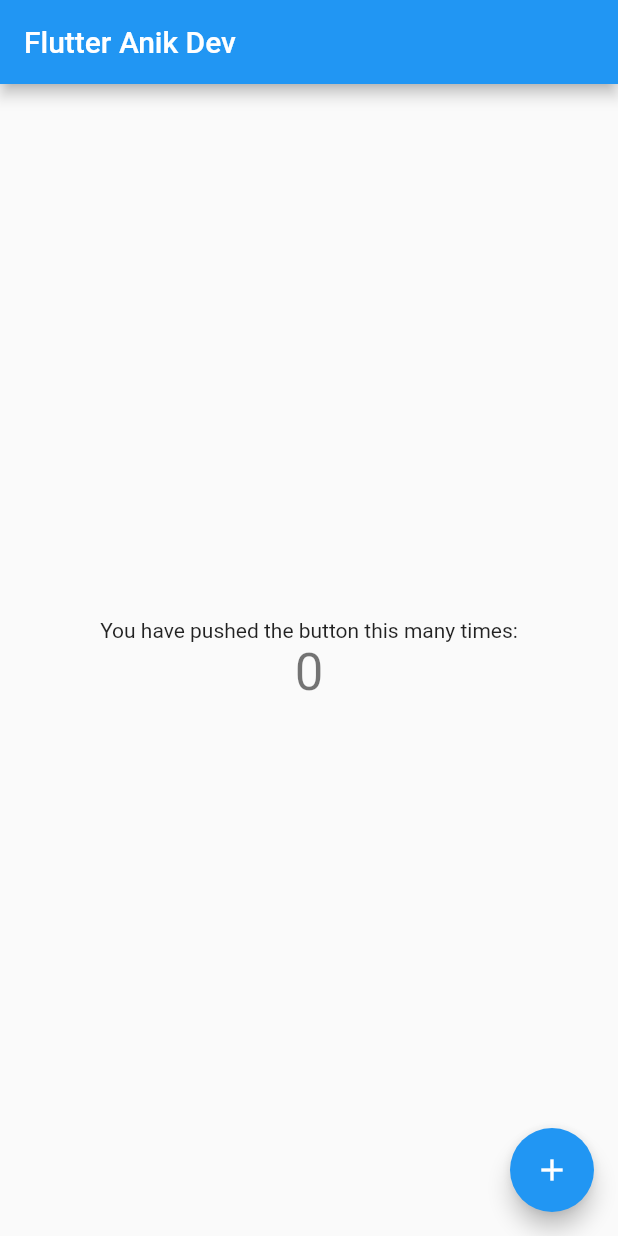
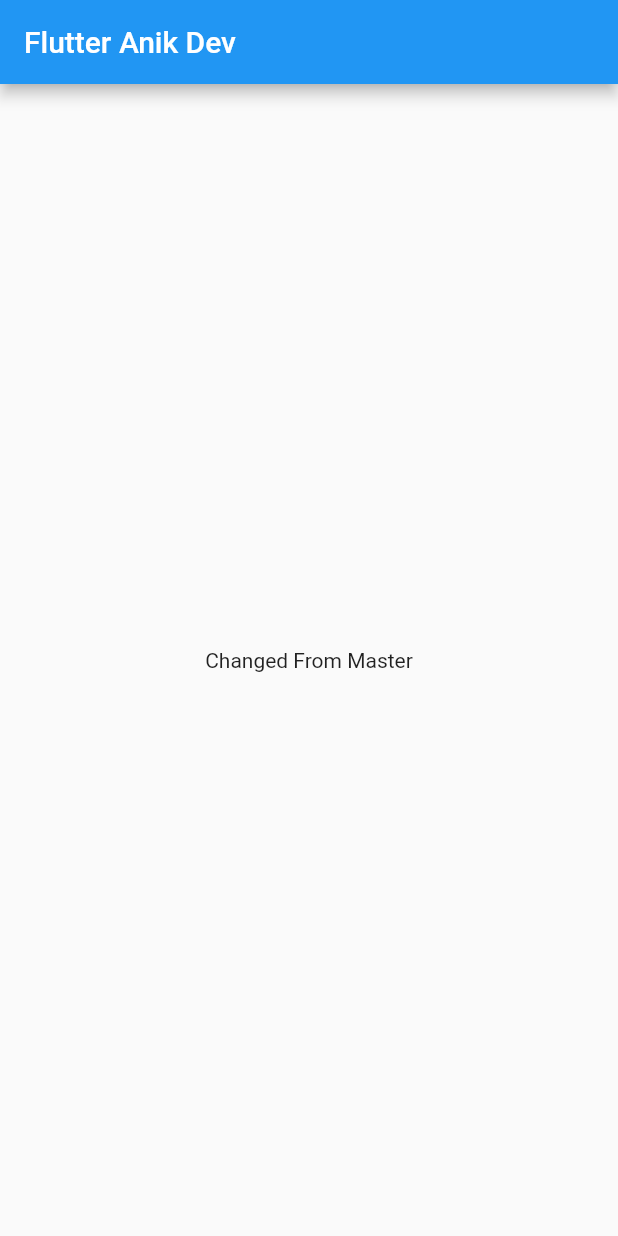
Before and after one commit to An19ik89/flutter_bloc, a Flutter app: the screen it shows after launch, on a phone screen of 412 x 824 dp. Run offline on Flutter 3.47's test engine with Material 2 defaults, Android fonts, the phone set to English and light mode, and no system bars.

Commit message:
changed from master

```diff
--- a/lib/main.dart
+++ b/lib/main.dart
@@ -5,114 +5,43 @@ void main() {
 }
 
 class MyApp extends StatelessWidget {
-  // This widget is the root of your application.
   @override
   Widget build(BuildContext context) {
     return MaterialApp(
       debugShowCheckedModeBanner: false,
       title: 'Flutter Demo',
       theme: ThemeData(
-        // This is the theme of your application.
-        //
-        // Try running your application with "flutter run". You'll see the
-        // application has a blue toolbar. Then, without quitting the app, try
-        // changing the primarySwatch below to Colors.green and then invoke
-        // "hot reload" (press "r" in the console where you ran "flutter run",
-        // or simply save your changes to "hot reload" in a Flutter IDE).
-        // Notice that the counter didn't reset back to zero; the application
-        // is not restarted.
         primarySwatch: Colors.blue,
-        // This makes the visual density adapt to the platform that you run
-        // the app on. For desktop platforms, the controls will be smaller and
-        // closer together (more dense) than on mobile platforms.
         visualDensity: VisualDensity.adaptivePlatformDensity,
       ),
-      home: MyHomePage(title: 'Flutter Anik Dev'),
+      home: MyHomePage(),
     );
   }
 }
 
 class MyHomePage extends StatefulWidget {
-  MyHomePage({Key key, this.title}) : super(key: key);
-
-  // This widget is the home page of your application. It is stateful, meaning
-  // that it has a State object (defined below) that contains fields that affect
-  // how it looks.
-
-  // This class is the configuration for the state. It holds the values (in this
-  // case the title) provided by the parent (in this case the App widget) and
-  // used by the build method of the State. Fields in a Widget subclass are
-  // always marked "final".
-
-  final String title;
-
   @override
   _MyHomePageState createState() => _MyHomePageState();
 }
 
 class _MyHomePageState extends State<MyHomePage> {
-  int _counter = 0;
-
-  void _incrementCounter() {
-    setState(() {
-      // This call to setState tells the Flutter framework that something has
-      // changed in this State, which causes it to rerun the build method below
-      // so that the display can reflect the updated values. If we changed
-      // _counter without calling setState(), then the build method would not be
-      // called again, and so nothing would appear to happen.
-      _counter++;
-    });
-  }
 
   @override
   Widget build(BuildContext context) {
-    // This method is rerun every time setState is called, for instance as done
-    // by the _incrementCounter method above.
-    //
-    // The Flutter framework has been optimized to make rerunning build methods
-    // fast, so that you can just rebuild anything that needs updating rather
-    // than having to individually change instances of widgets.
     return Scaffold(
       appBar: AppBar(
-        // Here we take the value from the MyHomePage object that was created by
-        // the App.build method, and use it to set our appbar title.
-        title: Text(widget.title),
+        title: Text('Flutter Anik Dev'),
       ),
       body: Center(
-        // Center is a layout widget. It takes a single child and positions it
-        // in the middle of the parent.
         child: Column(
-          // Column is also a layout widget. It takes a list of children and
-          // arranges them vertically. By default, it sizes itself to fit its
-          // children horizontally, and tries to be as tall as its parent.
-          //
-          // Invoke "debug painting" (press "p" in the console, choose the
-          // "Toggle Debug Paint" action from the Flutter Inspector in Android
-          // Studio, or the "Toggle Debug Paint" command in Visual Studio Code)
-          // to see the wireframe for each widget.
-          //
-          // Column has various properties to control how it sizes itself and
-          // how it positions its children. Here we use mainAxisAlignment to
-          // center the children vertically; the main axis here is the vertical
-          // axis because Columns are vertical (the cross axis would be
-          // horizontal).
           mainAxisAlignment: MainAxisAlignment.center,
           children: <Widget>[
             Text(
-              'You have pushed the button this many times:',
-            ),
-            Text(
-              '$_counter',
-              style: Theme.of(context).textTheme.headline4,
+              'Changed From Master',
             ),
           ],
         ),
       ),
-      floatingActionButton: FloatingActionButton(
-        onPressed: _incrementCounter,
-        tooltip: 'Increment',
-        child: Icon(Icons.add),
-      ), // This trailing comma makes auto-formatting nicer for build methods.
     );
   }
 }
```
